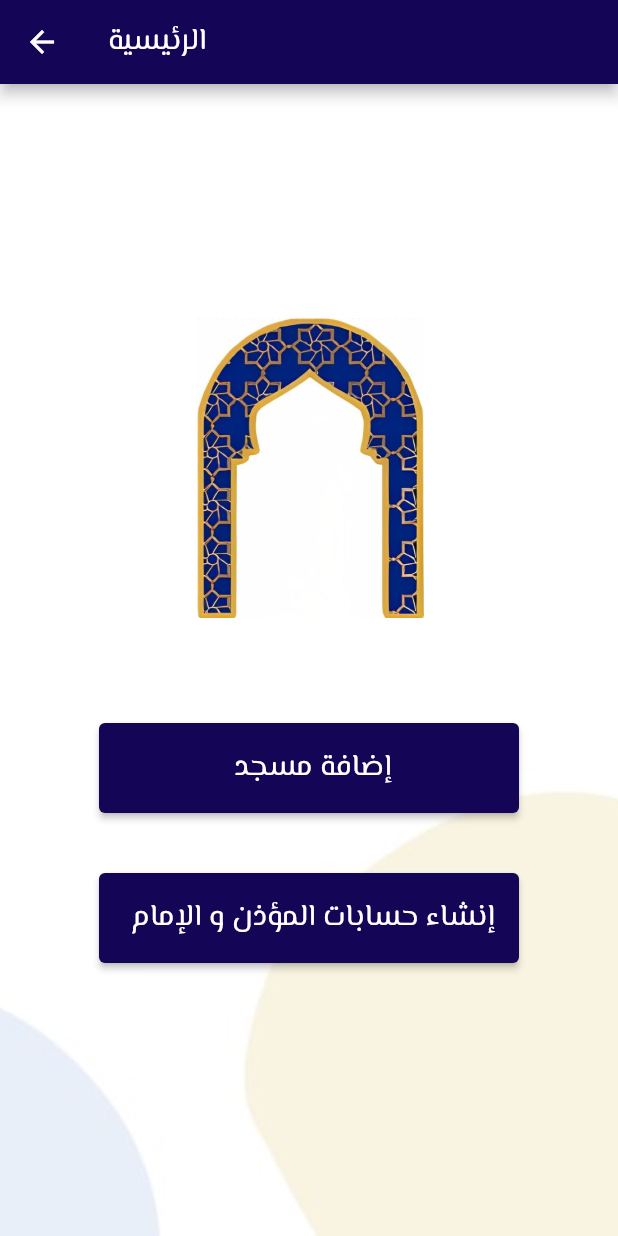
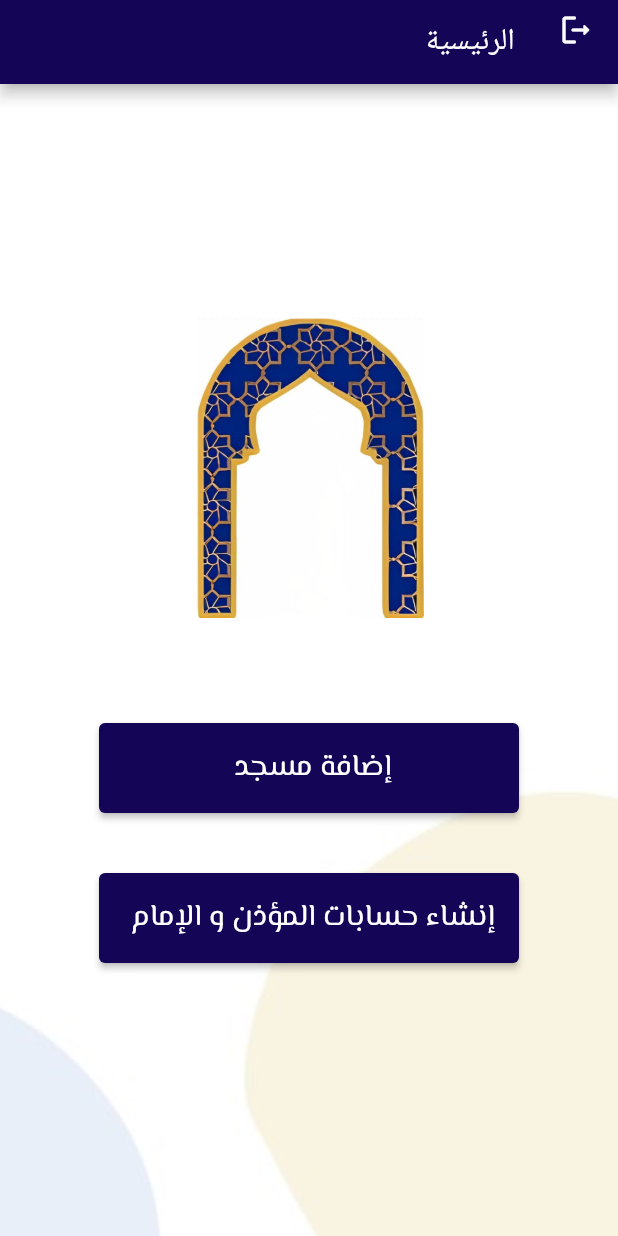
Before and after one commit to NoufAlsadhan/2023-GP1-3, a Flutter app: the AdminPage screen opened directly, on a phone screen of 412 x 824 dp. Run offline on Flutter 3.47's test engine with Material 2 defaults, Android fonts, the phone set to English and light mode, and no system bars; our stand-ins replace cloud_firestore, firebase_auth, firebase_core, permission_handler; missing offline and left inert: flutter_sms; accounts and stored records are empty.

Commit message:
Admin page update

```diff
--- a/mehrab/lib/AdminPage.dart
+++ b/mehrab/lib/AdminPage.dart
@@ -1,23 +1,43 @@
 import 'package:flutter/material.dart';
 import 'package:mehrab/AddMosque.dart';
+//import 'package:mehrab/AddMosque2.dart';
 import 'package:mehrab/AdminLogin.dart';
 import 'package:mehrab/createAccounts.dart';
 
 class AdminPage extends StatelessWidget {
-  const AdminPage({super.key});
+  const AdminPage({super.key, required id});
 
   // This widget is the root of your application.
   @override
   Widget build(BuildContext context) {
     return Container(
+
+
         child: Scaffold(
             extendBodyBehindAppBar: true,
             resizeToAvoidBottomInset: false,
             appBar: AppBar(
-              title: Text('الرئيسية ',
-                  style: TextStyle(fontFamily: 'Elmessiri', fontSize: 20)),
               backgroundColor: Color.fromARGB(255, 20, 5, 87),
+              automaticallyImplyLeading: false,
+              title: Align(
+                alignment: Alignment.topRight,
+             child: Text('الرئيسية '),),
+              //backgroundColor: Color.fromARGB(255, 20, 5, 87),
+             actions: <Widget>[
+               Align(alignment: Alignment.topLeft,
+               child:
+                           IconButton(
+                              icon: Icon(
+                                    Icons.logout_rounded,
+                                    color: Colors.white,
                                        ),
+                                       alignment: Alignment.topLeft,
+                                   onPressed: () { Navigator.pop(context);},
+                              )
+             )
+              ],
+                         ),
+
             body: Container(
               decoration: BoxDecoration(
                 image: DecorationImage(
@@ -38,9 +58,12 @@ class AdminPage extends StatelessWidget {
                         width: 230,
                       ),
                     ),
-                    const SizedBox(
-                      height: 20,
-                    ),
+
+                    const SizedBox(height: 20,),
+
+
+
+
                     Container(
                         height: 80,
                         width: 300,
@@ -51,19 +74,17 @@ class AdminPage extends StatelessWidget {
                             primary: Color.fromARGB(255, 20, 5, 87),
                           ),
                           child: const Text(' إضافة مسجد',
-                              style: TextStyle(
-                                  fontFamily: 'Elmessiri', fontSize: 20)),
+                              style: TextStyle(fontFamily: 'Elmessiri', fontSize: 20)),
                           onPressed: () {
                     Navigator.push(
-                              context,
-                              MaterialPageRoute(
-                                  builder: (context) => const AddMosque()),
+                      context, MaterialPageRoute(
+                          builder: (context) =>  AddMosque()),
                     );
                   },
                         )),
-                    const SizedBox(
-                      height: 20,
-                    ),
+
+                        const SizedBox(height: 20,),
+
                         Container(
                         height: 80,
                         width: 300,
@@ -74,16 +95,21 @@ class AdminPage extends StatelessWidget {
                             primary: Color.fromARGB(255, 20, 5, 87),
                           ),
                           child: const Text(' إنشاء حسابات المؤذن و الإمام',
-                              style: TextStyle(
-                                  fontFamily: 'Elmessiri', fontSize: 20)),
+                              style: TextStyle(fontFamily: 'Elmessiri', fontSize: 20)),
                           onPressed: () {
+
                              Navigator.push(
                               context,
                               MaterialPageRoute(
                                   builder: (context) => createAccounts()),
                             );
+
+
                           },
                         )),
+
+
+
                   ],
                 ),
               ),
```
Lines whose indentation alone changed are shown as unchanged.
